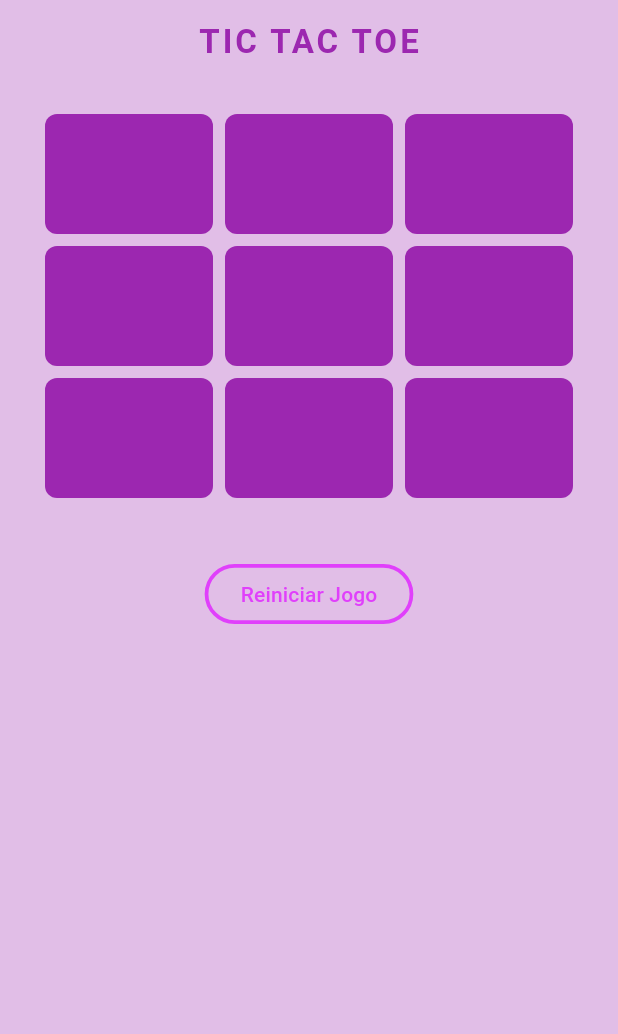
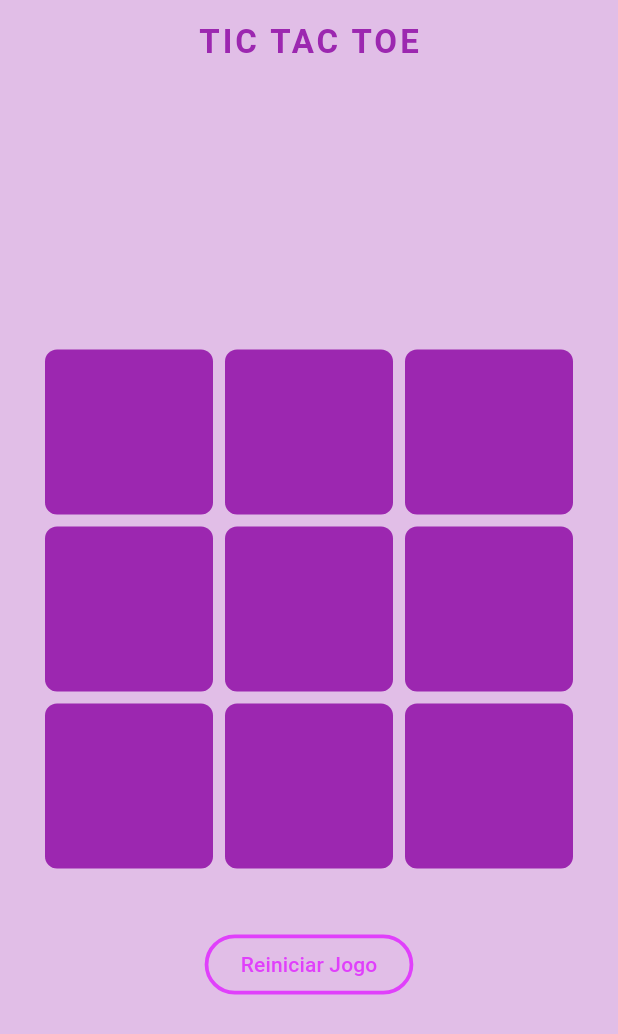
Before and after one commit to CamilaFernandesdev/talentotech_atividades_flutter, a Flutter app: the screen it shows after launch, on a phone screen of 412 x 824 dp. Shown: the top 1034 px of the screen. Run offline on Flutter 3.47's test engine with Material 3 defaults, Android fonts, the phone set to English and light mode, and no system bars; our stand-ins replace math_expressions.

Commit message:
remove unnecessary widget

```diff
--- a/jogo_da_velha/lib/main.dart
+++ b/jogo_da_velha/lib/main.dart
@@ -87,8 +87,7 @@ class _TicTacToeGameState extends State<TicTacToeGame> {
           ),),
         centerTitle: true,
       ),
-      body: SingleChildScrollView(
-        child: Column(
+      body: Column(
 
         mainAxisAlignment: MainAxisAlignment.center,
         children: [
@@ -101,8 +100,7 @@ class _TicTacToeGameState extends State<TicTacToeGame> {
               crossAxisCount: 3,
               mainAxisSpacing: 8.0,
               crossAxisSpacing: 8.0,
-                childAspectRatio: 0.5,
-                mainAxisExtent: 80
+              mainAxisExtent: 110
             ),
             itemCount: 9,
             itemBuilder: (context, index) {
@@ -161,7 +159,6 @@ class _TicTacToeGameState extends State<TicTacToeGame> {
 
         ],
       ),
-      ),
     );
   }
 }
```
Lines whose indentation alone changed are shown as unchanged.
